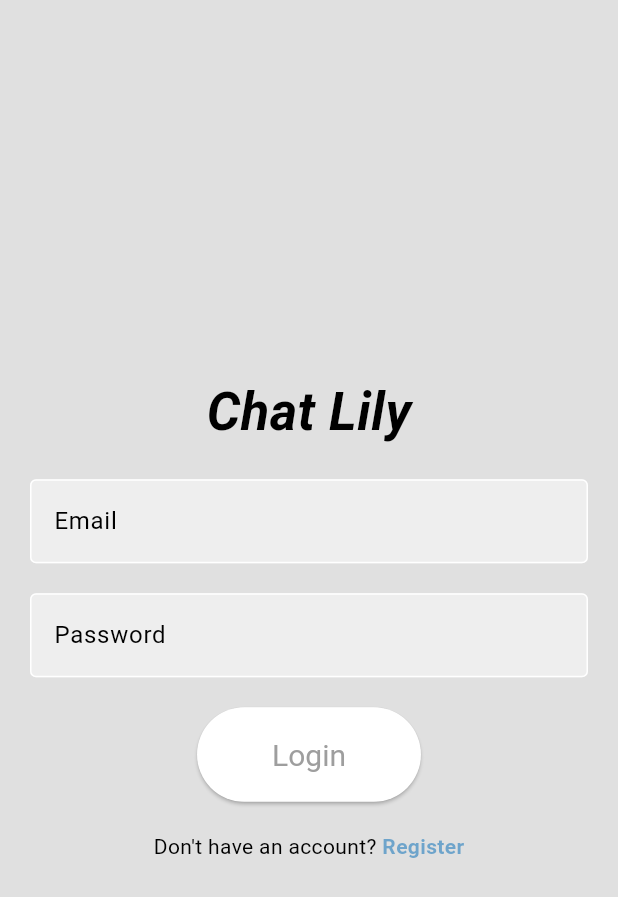
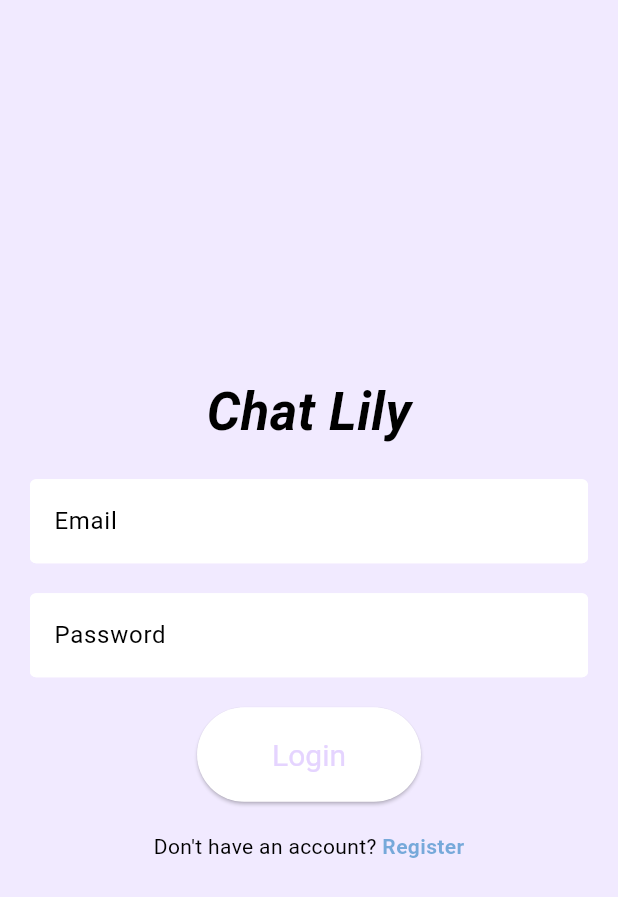
Before and after one commit to KaustubhVaidya404/Ova-Assignment-FLUTTER-KaustubhVaidya404, a Flutter app: the screen it shows after launch, on a phone screen of 412 x 824 dp. Shown: the top 897 px of the screen. Run offline on Flutter 3.47's test engine with Material 3 defaults, Android fonts, the phone set to English and light mode, and no system bars.

Commit message:
modified color scheme in light theme

```diff
--- a/lib/components/cus_text_feild.dart
+++ b/lib/components/cus_text_feild.dart
@@ -27,7 +27,7 @@ class CusTextFeild extends StatelessWidget {
               color: Theme.of(context).colorScheme.primary,
             ),
           ),
-          fillColor: Theme.of(context).colorScheme.secondary,
+          fillColor: Theme.of(context).colorScheme.tertiary,
           filled: true,
           hintText: hintText,
         ),
--- a/lib/theme/light_theme.dart
+++ b/lib/theme/light_theme.dart
@@ -1,10 +1,10 @@
 import 'package:flutter/material.dart';
 
 ThemeData lightTheme = ThemeData(
-  colorScheme: ColorScheme.light(
-      background: Colors.grey.shade300,
-      primary: Colors.grey.shade500,
-      secondary: Colors.grey.shade200,
-      tertiary: Colors.white,
-      inversePrimary: Colors.grey.shade900),
-);
+    colorScheme: const ColorScheme.light(
+  background: Color.fromRGBO(241, 234, 255, 1),
+  primary: Color.fromRGBO(229, 212, 255, 1),
+  secondary: Color.fromRGBO(220, 191, 255, 1),
+  tertiary: Colors.white,
+  inversePrimary: Color.fromRGBO(102, 25, 197, 1),
+));
```
